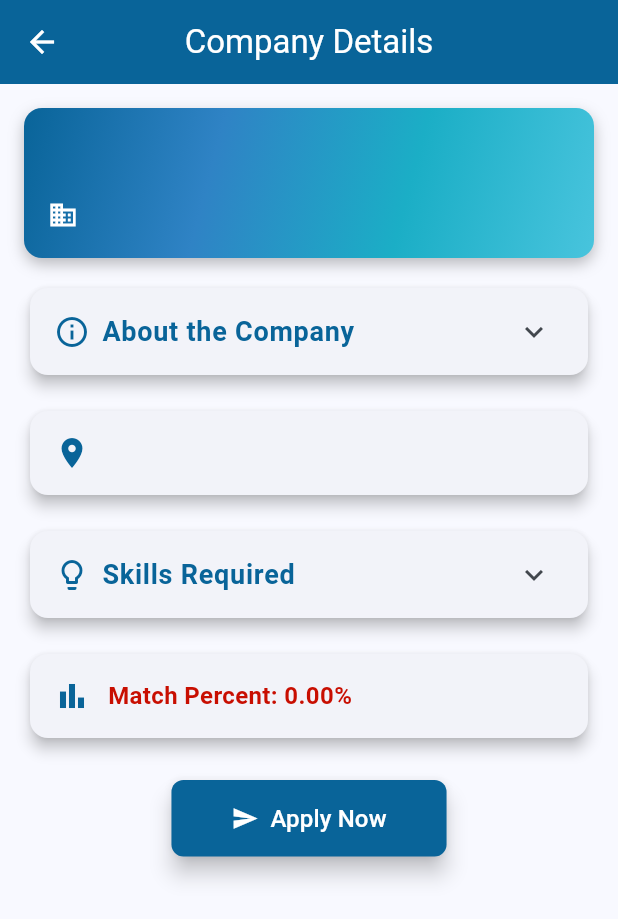
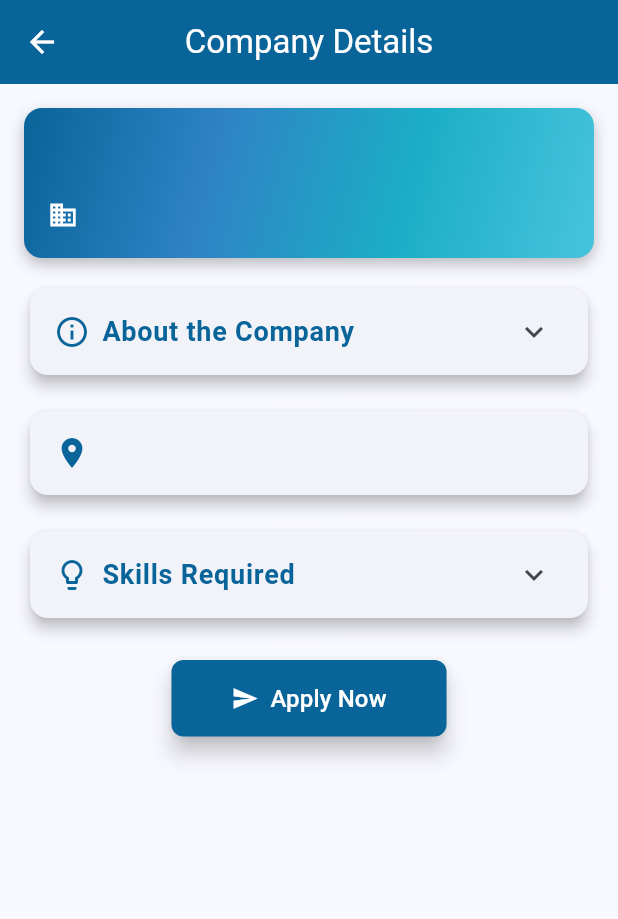
Before and after one commit to HadafiGP/2024-25_GP_23, a Flutter app: the OpportunityDetailsPage screen opened directly with empty values, on a phone screen of 412 x 824 dp. Shown: the top 919 px of the screen. Run offline on Flutter 3.47's test engine with Material 3 defaults, Android fonts, the phone set to English and light mode, and no system bars; our stand-ins replace cloud_firestore, connectivity_plus, dash_chat_2, firebase_auth, firebase_core, flutter_dotenv and 1 more; missing offline and left inert: chat_gpt_sdk; accounts and stored records are empty.

Commit message:
GPA in comapny details + remove the match percent and add note

```diff
--- a/lib/OpportunityDetailsPage.dart
+++ b/lib/OpportunityDetailsPage.dart
@@ -9,6 +9,8 @@ class OpportunityDetailsPage extends StatelessWidget {
   final double similarity;
   final List<String> skills;
   final String location;
+  final double gpa5;
+  final double gpa4;
 
   const OpportunityDetailsPage({
     super.key,
@@ -19,12 +21,17 @@ class OpportunityDetailsPage extends StatelessWidget {
     required this.similarity,
     required this.skills,
     required this.location,
+    required this.gpa5,
+    required this.gpa4,
   });
 
   @override
   Widget build(BuildContext context) {
-    // Split location into a list to handle multiple locations.
+    // Split locations
     final locationsList = location.split(',').map((loc) => loc.trim()).toList();
+
+    // Check GPA if 0 the gpa requriments will not be displayed
+    final bool hasGpa = gpa5 > 0 || gpa4 > 0;
 
     return Scaffold(
       appBar: AppBar(
@@ -96,7 +103,7 @@ class OpportunityDetailsPage extends StatelessWidget {
               ),
             ),
             const SizedBox(height: 16),
-            // About the Company Section
+            // About the Company
             Card(
               elevation: 4,
               shape: RoundedRectangleBorder(
@@ -129,7 +136,7 @@ class OpportunityDetailsPage extends StatelessWidget {
               ),
             ),
             const SizedBox(height: 16),
-            // Location Section
+            // Location
             Card(
               elevation: 4,
               shape: RoundedRectangleBorder(
@@ -139,7 +146,8 @@ class OpportunityDetailsPage extends StatelessWidget {
                   ? ExpansionTile(
                       title: Row(
                         children: [
-                          const Icon(Icons.location_on, color: Color(0xFF096499)),
+                          const Icon(Icons.location_on,
+                              color: Color(0xFF096499)),
                           const SizedBox(width: 8),
                           const Text(
                             "Locations",
@@ -165,7 +173,8 @@ class OpportunityDetailsPage extends StatelessWidget {
                       padding: const EdgeInsets.all(16),
                       child: Row(
                         children: [
-                          const Icon(Icons.location_on, color: Color(0xFF096499)),
+                          const Icon(Icons.location_on,
+                              color: Color(0xFF096499)),
                           const SizedBox(width: 12),
                           Expanded(
                             child: Text(
@@ -181,8 +190,87 @@ class OpportunityDetailsPage extends StatelessWidget {
                       ),
                     ),
             ),
-            const SizedBox(height: 16),
-            // Skills Section
+            if (hasGpa) const SizedBox(height: 16),
+            // GPA
+            if (hasGpa)
+              Card(
+                elevation: 4,
+                shape: RoundedRectangleBorder(
+                  borderRadius: BorderRadius.circular(12),
+                ),
+                child: Padding(
+                  padding: const EdgeInsets.all(16),
+                  child: Column(
+                    crossAxisAlignment: CrossAxisAlignment.start,
+                    children: [
+                      Row(
+                        children: [
+                          const Icon(
+                            Icons.school,
+                            color: Color(0xFF096499),
+                            size: 24,
+                          ),
+                          const SizedBox(width: 8),
+                          const Text(
+                            "GPA Requirements",
+                            style: TextStyle(
+                              fontSize: 18,
+                              fontWeight: FontWeight.bold,
+                              color: Color(0xFF096499),
+                            ),
+                          ),
+                        ],
+                      ),
+                      const SizedBox(height: 12),
+                      Column(
+                        crossAxisAlignment: CrossAxisAlignment.start,
+                        children: [
+                          if (gpa5 > 0)
+                            Row(
+                              children: [
+                                const Icon(
+                                  Icons.star,
+                                  color: Colors.orange,
+                                  size: 16,
+                                ),
+                                const SizedBox(width: 8),
+                                Text(
+                                  "GPA out of 5: ${gpa5.toStringAsFixed(2)}",
+                                  style: const TextStyle(
+                                    fontSize: 16,
+                                    fontWeight: FontWeight.w500,
+                                    color: Colors.black87,
+                                  ),
+                                ),
+                              ],
+                            ),
+                          if (gpa4 > 0)
+                            Row(
+                              children: [
+                                const Icon(
+                                  Icons.star,
+                                  color: Colors.blue,
+                                  size: 16,
+                                ),
+                                const SizedBox(width: 8),
+                                Text(
+                                  "GPA out of 4: ${gpa4.toStringAsFixed(2)}",
+                                  style: const TextStyle(
+                                    fontSize: 16,
+                                    fontWeight: FontWeight.w500,
+                                    color: Colors.black87,
+                                  ),
+                                ),
+                              ],
+                            ),
+                        ],
+                      ),
+                    ],
+                  ),
+                ),
+              ),
+            // Skills
+            if (!hasGpa) const SizedBox(height: 16),
             Card(
               elevation: 4,
               shape: RoundedRectangleBorder(
@@ -191,7 +279,8 @@ class OpportunityDetailsPage extends StatelessWidget {
               child: ExpansionTile(
                 title: Row(
                   children: [
-                    const Icon(Icons.lightbulb_outline, color: Color(0xFF096499)),
+                    const Icon(Icons.lightbulb_outline,
+                        color: Color(0xFF096499)),
                     const SizedBox(width: 8),
                     const Text(
                       "Skills Required",
@@ -212,7 +301,8 @@ class OpportunityDetailsPage extends StatelessWidget {
                           .map(
                             (skill) => Row(
                               children: [
-                                const Icon(Icons.circle, size: 8, color: Color(0xFF096499)), // Bullet point
+                                const Icon(Icons.circle,
+                                    size: 8, color: Color(0xFF096499)),
                                 const SizedBox(width: 8),
                                 Expanded(
                                   child: Text(
@@ -232,47 +322,13 @@ class OpportunityDetailsPage extends StatelessWidget {
                 ],
               ),
             ),
-            const SizedBox(height: 16),
-            // Match Percent Section
-            Card(
-              elevation: 4,
-              shape: RoundedRectangleBorder(
-                borderRadius: BorderRadius.circular(12),
-              ),
-              child: Padding(
-                padding: const EdgeInsets.all(16),
-                child: Row(
-                  children: [
-                    const Icon(
-                      Icons.bar_chart,
-                      color: Color(0xFF096499),
-                      size: 24,
-                    ),
-                    const SizedBox(width: 12),
-                    Expanded(
-                      child: Text(
-                        "Match Percent: ${(similarity * 100).toStringAsFixed(2)}%",
-                        style: TextStyle(
-                          fontSize: 16,
-                          color: similarity >= 0.7
-                              ? Colors.green
-                              : similarity >= 0.5
-                                  ? const Color.fromARGB(255, 233, 109, 0)
-                                  : const Color.fromARGB(255, 200, 14, 1),
-                          fontWeight: FontWeight.bold,
-                        ),
-                      ),
-                    ),
-                  ],
-                ),
-              ),
-            ),
             const SizedBox(height: 24),
-            // Apply Now Button
+            // Apply button
             Center(
               child: ElevatedButton(
                 onPressed: () async {
-                  if (applyUrl.isNotEmpty && await canLaunchUrl(Uri.parse(applyUrl))) {
+                  if (applyUrl.isNotEmpty &&
+                      await canLaunchUrl(Uri.parse(applyUrl))) {
                     await launchUrl(Uri.parse(applyUrl));
                   } else {
                     ScaffoldMessenger.of(context).showSnackBar(
@@ -284,8 +340,8 @@ class OpportunityDetailsPage extends StatelessWidget {
                 },
                 style: ElevatedButton.styleFrom(
                   backgroundColor: const Color(0xFF096499),
-                  padding: const EdgeInsets.symmetric(
-                      horizontal: 40, vertical: 14),
+                  padding:
+                      const EdgeInsets.symmetric(horizontal: 40, vertical: 14),
                   shape: RoundedRectangleBorder(
                     borderRadius: BorderRadius.circular(8),
                   ),
```
Also changed, not shown: lib/StudentHomePage.dart (+45 -21 lines), 1 other file.
